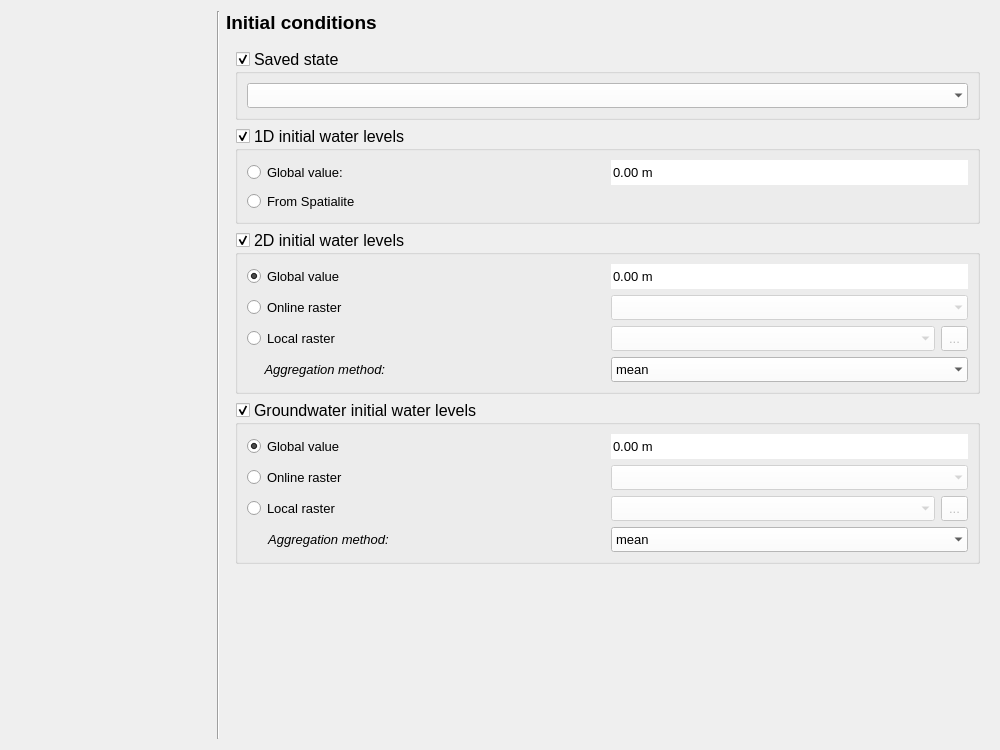
nens/threedi-api-qgis-client, file threedi_models_and_simulations/ui/simulation_wizard/page_initial_conditions.ui: the form before one commit.
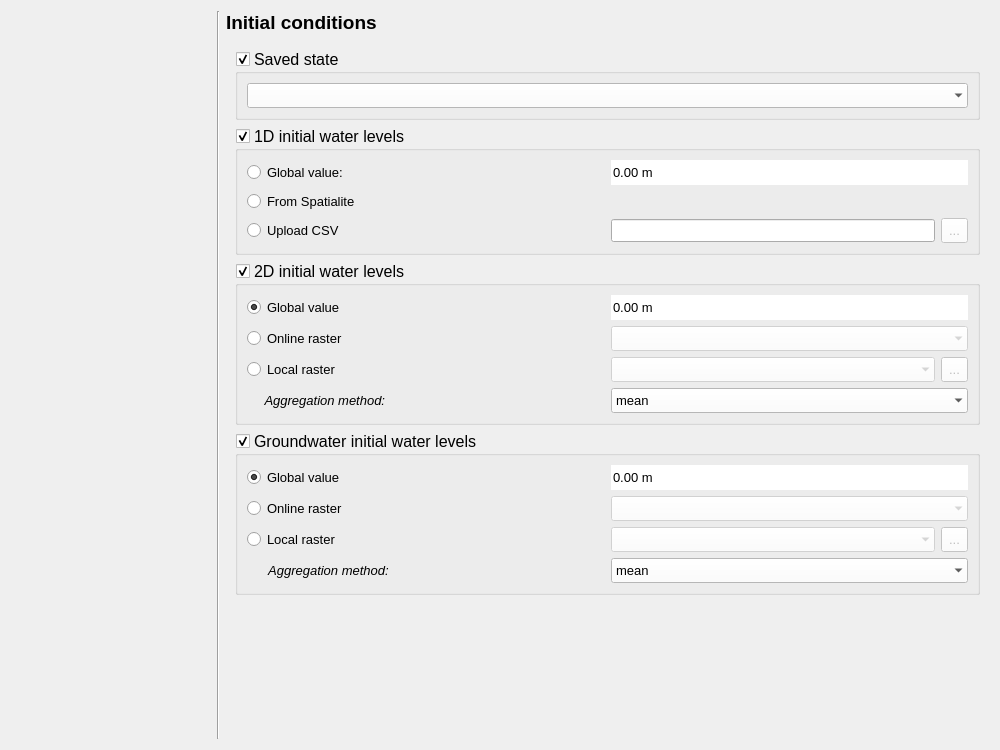
The form after the commit. Custom widgets are drawn as their Qt base class.

Commit message: Add ui for 1d csv upload

```diff
--- a/threedi_models_and_simulations/ui/simulation_wizard/page_initial_conditions.ui
+++ b/threedi_models_and_simulations/ui/simulation_wizard/page_initial_conditions.ui
@@ -170,6 +170,61 @@
            </property>
           </widget>
          </item>
+         <item row="2" column="0">
+          <widget class="QRadioButton" name="rb_1d_upload_csv">
+           <property name="font">
+            <font>
+             <family>Segoe UI</family>
+             <pointsize>10</pointsize>
+            </font>
+           </property>
+           <property name="text">
+            <string>Upload CSV</string>
+           </property>
+          </widget>
+         </item>
+         <item row="2" column="1">
+          <layout class="QHBoxLayout" name="horizontalLayout_3">
+           <item>
+            <widget class="QLineEdit" name="le_1d_upload_csv">
+             <property name="sizePolicy">
+              <sizepolicy hsizetype="Preferred" vsizetype="Fixed">
+               <horstretch>0</horstretch>
+               <verstretch>0</verstretch>
+              </sizepolicy>
+             </property>
+             <property name="font">
+              <font>
+               <family>Segoe UI</family>
+               <pointsize>10</pointsize>
+              </font>
+             </property>
+            </widget>
+           </item>
+           <item>
+            <widget class="QToolButton" name="btn_1d_upload_csv">
+             <property name="enabled">
+              <bool>false</bool>
+             </property>
+             <property name="minimumSize">
+              <size>
+               <width>0</width>
+               <height>25</height>
+              </size>
+             </property>
+             <property name="font">
+              <font>
+               <family>Segoe UI</family>
+               <pointsize>10</pointsize>
+              </font>
+             </property>
+             <property name="text">
+              <string>...</string>
+             </property>
+            </widget>
+           </item>
+          </layout>
+         </item>
         </layout>
        </widget>
       </item>
```
